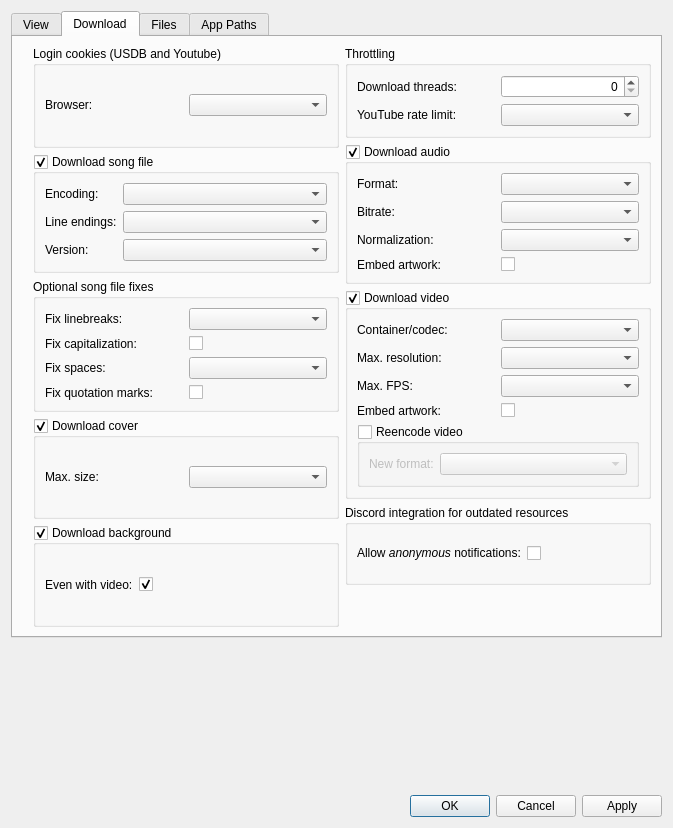
First picture: the form in src/usdb_syncer/gui/forms/SettingsDialog.ui, repository bohning/usdb_syncer, before the edit.
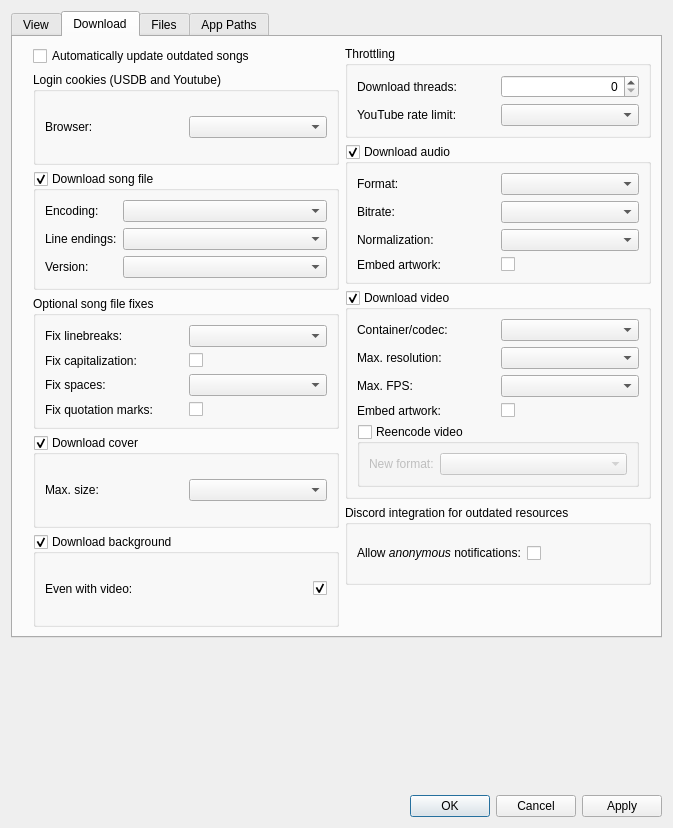
Second picture: the form after the edit. The open tabs and pages were chosen to show the change. Icons and pictures are not drawn.

Commit message: Add option to automatically update songs

Diff of the .ui file:
```diff
--- a/src/usdb_syncer/gui/forms/SettingsDialog.ui
+++ b/src/usdb_syncer/gui/forms/SettingsDialog.ui
@@ -117,7 +117,14 @@
         <number>20</number>
        </property>
        <item>
-        <layout class="QVBoxLayout" name="verticalLayout" stretch="0,0,0,0,0">
+        <layout class="QVBoxLayout" name="verticalLayout" stretch="0,0,0,0,0,0">
+         <item>
+          <widget class="QCheckBox" name="checkBox_auto_update">
+           <property name="text">
+            <string>Automatically update outdated songs</string>
+           </property>
+          </widget>
+         </item>
          <item>
           <widget class="QGroupBox" name="groupBox_login">
            <property name="title">
@@ -348,6 +355,9 @@
               <property name="toolTip">
                <string>&lt;html&gt;&lt;head/&gt;&lt;body&gt;&lt;p&gt;If checked, background images will be downloaded even if there is a video for the song as well.&lt;/p&gt;&lt;/body&gt;&lt;/html&gt;</string>
               </property>
+              <property name="layoutDirection">
+               <enum>Qt::LayoutDirection::RightToLeft</enum>
+              </property>
               <property name="text">
                <string/>
               </property>
```
Left out of the diff: 2 changed lines with no effect on the pictures. The commit also changes 6 other files.
